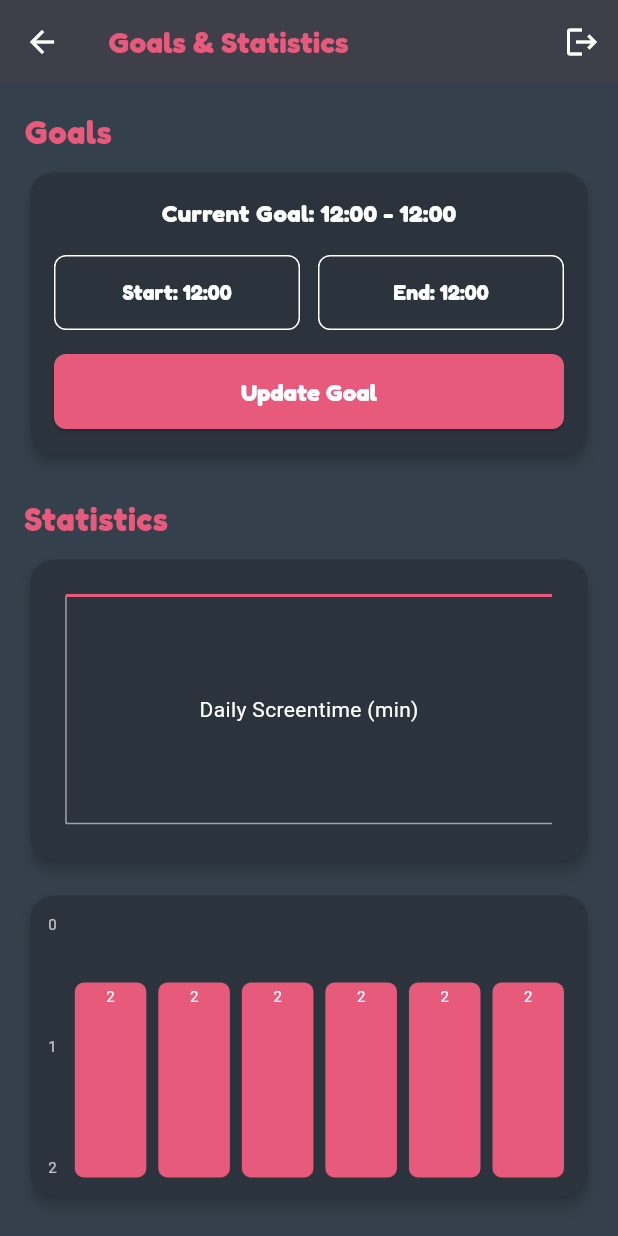
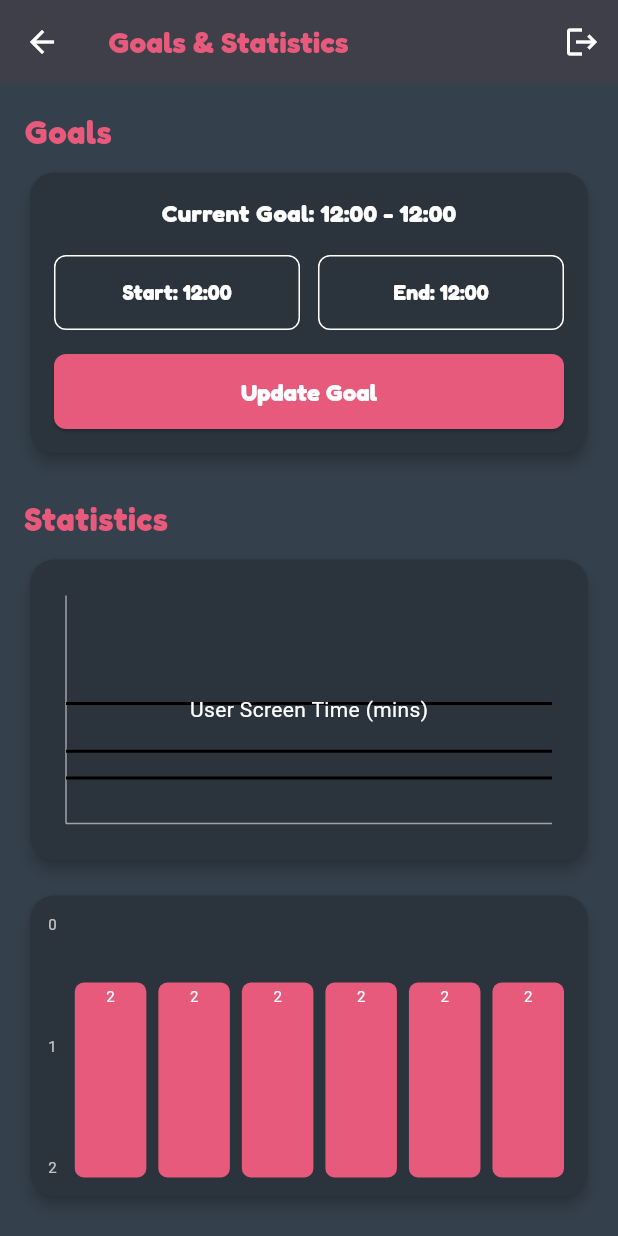
Before and after one commit to austinglashure/MobileScreenBuddy, a Flutter app: the screen it shows after launch, after a tap on "Login", after a tap on the "bar chart" icon, on a phone screen of 412 x 824 dp. Run offline on Flutter 3.47's test engine with Material 3 defaults, Android fonts, the light colour scheme and no system bars.

Commit message:
line chart shows average american minutes as well as healthy minutes, and the users

```diff
--- a/screenbuddy_mobile/lib/main.dart
+++ b/screenbuddy_mobile/lib/main.dart
@@ -125,7 +125,7 @@ class AppState {
 
   final List<int> dailyMinutes = List.generate(
     7,
-    (_) => 30 + Random().nextInt(120),
+    (_) => 90 + Random().nextInt(120),
   );
   final List<int> goalsMetPerWeek = List.generate(
     6,
@@ -790,8 +790,8 @@ class _GoalsStatsViewState extends State<GoalsStatsView> {
                 painter: LineChartPainter(widget.state.dailyMinutes),
                 child: const Center(
                   child: Text(
-                    "Daily Screentime (min)",
-                    style: TextStyle(color: Colors.white),
+                    "User Screen Time (mins)",
+                    style: TextStyle(color: Color.fromARGB(255, 255, 255, 255)),
                   ),
                 ),
               ),
@@ -916,6 +916,12 @@ class _ShopViewState extends State<ShopView> {
 
 class LineChartPainter extends CustomPainter {
   final List<int> data;
+
+  // 5 hours and 16 minutes is the average for all Americans (316 mins)
+  final List<int> averageDailyMinutes = List.generate(7, (_) => 316);
+  // 2 hours is the limit on "healthy" usage according to Psychologists (120 mins)
+  final List<int> healthyDailyMinutes = List.generate(7, (_) => 120);
+
   LineChartPainter(this.data);
 
   @override
@@ -924,13 +930,28 @@ class LineChartPainter extends CustomPainter {
     final chartWidth = size.width - padding * 2;
     final chartHeight = size.height - padding * 2;
 
+    /*-------------------Paint Colors-------------------------------------*/
+
     final axisPaint = Paint()
       ..color = Colors.white54
       ..strokeWidth = 1;
-    final linePaint = Paint()
-      ..color = kAccent
+
+    final averageMinutesColor = Paint()
+      ..color = const Color.fromARGB(255, 255, 0, 0)
       ..strokeWidth = 2
       ..style = PaintingStyle.stroke;
+
+    final healthyMinutesColor = Paint()
+      ..color = const Color.fromARGB(255, 72, 255, 0)
+      ..strokeWidth = 2
+      ..style = PaintingStyle.stroke;
+
+    final userMinutesColor = Paint()
+      ..color = const Color.fromARGB(255, 0, 0, 0)
+      ..strokeWidth = 2
+      ..style = PaintingStyle.stroke;
+
+    /*---------------------Draw Empty Graph-------------------------------*/
 
     canvas.drawLine(
       Offset(padding, size.height - padding),
@@ -943,22 +964,64 @@ class LineChartPainter extends CustomPainter {
       axisPaint,
     );
 
+    /*--------------------Determining the bounds---------------------------*/
+
+    final defaultMaxVal = 600.0;
+
+    final double maxVal = data.isNotEmpty
+        ? max(defaultMaxVal, data.reduce(max).toDouble())
+        : defaultMaxVal;
+
+    final dx = chartWidth / (averageDailyMinutes.length - 1);
+
+    /*-----------------------Drawing the Default Lines---------------------*/
+
+    final averageMinutesPath = Path();
+    for (int i = 0; i < averageDailyMinutes.length; i++) {
+      final x = padding + i * dx;
+      final y =
+          size.height -
+          padding -
+          (averageDailyMinutes[i] / maxVal) * chartHeight;
+      if (i == 0) {
+        averageMinutesPath.moveTo(x, y);
+      } else {
+        averageMinutesPath.lineTo(x, y);
+      }
+    }
+
+    final healthyMinutesPath = Path();
+    for (int i = 0; i < healthyDailyMinutes.length; i++) {
+      final x = padding + i * dx;
+      final y =
+          size.height -
+          padding -
+          (healthyDailyMinutes[i] / maxVal) * chartHeight;
+      if (i == 0) {
+        healthyMinutesPath.moveTo(x, y);
+      } else {
+        healthyMinutesPath.lineTo(x, y);
+      }
+    }
+
+    canvas.drawPath(averageMinutesPath, userMinutesColor);
+    canvas.drawPath(healthyMinutesPath, userMinutesColor);
+
     if (data.isEmpty) return;
 
-    final maxVal = data.reduce(max).toDouble();
-    final dx = chartWidth / (data.length - 1);
+    /*------------------Drawing User Data Line-----------------------------*/
 
-    final path = Path();
+    final userMinutesPath = Path();
     for (int i = 0; i < data.length; i++) {
       final x = padding + i * dx;
       final y = size.height - padding - (data[i] / maxVal) * chartHeight;
       if (i == 0) {
-        path.moveTo(x, y);
+        userMinutesPath.moveTo(x, y);
       } else {
-        path.lineTo(x, y);
+        userMinutesPath.lineTo(x, y);
       }
     }
-    canvas.drawPath(path, linePaint);
+    canvas.drawPath(userMinutesPath, userMinutesColor);
   }
 
   @override
```
